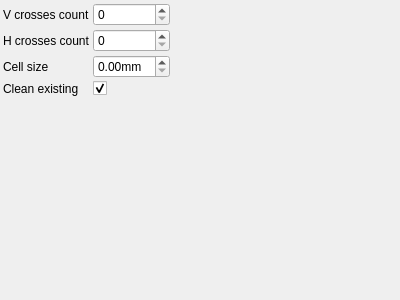
Old version of the form utils/corestructs/coreWidgets/checkerboardDetectionParametersControlWidget.ui in the repository NickPenkrat/corecvs.
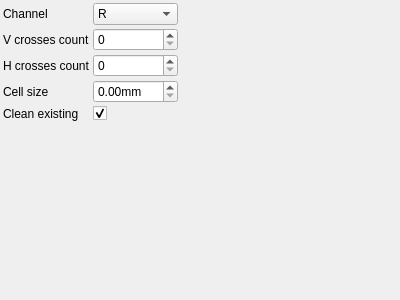
New version of the form.

Commit message: Image channel support reworked

```diff
--- a/utils/corestructs/coreWidgets/checkerboardDetectionParametersControlWidget.ui
+++ b/utils/corestructs/coreWidgets/checkerboardDetectionParametersControlWidget.ui
@@ -23,12 +23,50 @@
     <item row="0" column="0">
      <widget class="QLabel" name="label_0">
        <property name="text">
-         <string>V crosses count</string>
+         <string>Channel</string>
        </property>
      </widget>
     </item>
     <item row="0" column="1">
-     <widget class="QSpinBox" name="vCrossesCountSpinBox">
+     <widget class="QComboBox" name="channelComboBox">
+       <property name="currentIndex">
+         <number>0</number>
+       </property>
+       <item>
+        <property name="text">
+         <string>R</string>
+        </property>
+       </item>
+       <item>
+        <property name="text">
+         <string>G</string>
+        </property>
+       </item>
+       <item>
+        <property name="text">
+         <string>B</string>
+        </property>
+       </item>
+       <item>
+        <property name="text">
+         <string>Gray</string>
+        </property>
+       </item>
+       <item>
+        <property name="text">
+         <string>Hue</string>
+        </property>
+       </item>
+       <item>
+        <property name="text">
+         <string>Saturation</string>
+        </property>
+       </item>
+       <item>
+        <property name="text">
+         <string>Value</string>
+        </property>
+       </item>
        <property name="toolTip">
          <string>V crosses count</string>
        </property>
@@ -37,12 +75,12 @@
     <item row="1" column="0">
      <widget class="QLabel" name="label_1">
        <property name="text">
-         <string>H crosses count</string>
+         <string>V crosses count</string>
        </property>
      </widget>
     </item>
     <item row="1" column="1">
-     <widget class="QSpinBox" name="hCrossesCountSpinBox">
+     <widget class="QSpinBox" name="vCrossesCountSpinBox">
        <property name="toolTip">
          <string>H crosses count</string>
        </property>
@@ -51,28 +89,42 @@
     <item row="2" column="0">
      <widget class="QLabel" name="label_2">
        <property name="text">
-         <string>Cell size</string>
+         <string>H crosses count</string>
        </property>
      </widget>
     </item>
     <item row="2" column="1">
-     <widget class="QDoubleSpinBox" name="cellSizeSpinBox">
+     <widget class="QSpinBox" name="hCrossesCountSpinBox">
        <property name="toolTip">
-         <string>Cell size</string>
-       </property>
-       <property name="suffix">
-        <string>mm</string>
+         <string>H crosses count</string>
        </property>
      </widget>
     </item>
     <item row="3" column="0">
      <widget class="QLabel" name="label_3">
        <property name="text">
-         <string>Clean existing</string>
+         <string>Cell size</string>
        </property>
      </widget>
     </item>
     <item row="3" column="1">
+     <widget class="QDoubleSpinBox" name="cellSizeSpinBox">
+       <property name="toolTip">
+         <string>Cell size</string>
+       </property>
+       <property name="suffix">
+        <string>mm</string>
+       </property>
+     </widget>
+    </item>
+    <item row="4" column="0">
+     <widget class="QLabel" name="label_4">
+       <property name="text">
+         <string>Clean existing</string>
+       </property>
+     </widget>
+    </item>
+    <item row="4" column="1">
      <widget class="QCheckBox" name="cleanExistingCheckBox">
        <property name="toolTip">
          <string>Clean existing</string>
@@ -82,7 +134,7 @@
        </property>
      </widget>
     </item>
-   <item row="4" column="0">
+   <item row="5" column="0">
     <spacer name="verticalSpacer">
      <property name="orientation">
       <enum>Qt::Vertical</enum>
@@ -95,7 +147,7 @@
      </property>
     </spacer>
    </item>
-   <item row="4" column="2">
+   <item row="5" column="2">
     <spacer name="horizontalSpacer">
      <property name="orientation">
       <enum>Qt::Horizontal</enum>
```
Left out of the diff: 10 changed lines with no effect on the pictures. The commit also changes 14 other files.
